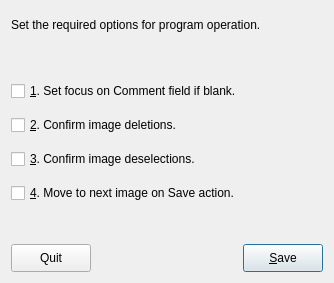
Before: the Qt Designer form frm/pdoptions.ui in johcarsmi/picdok, drawn with Qt 5.
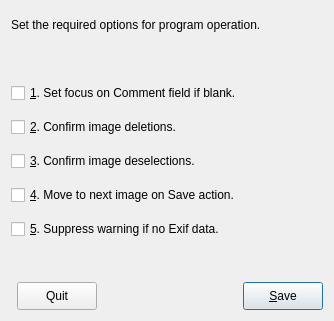
After: the same form once the commit is applied.

Commit message: Added option to supress warning if no EXIF data. Added facility to recover deselected pictures.

Diff of the .ui file:
```diff
--- a/frm/pdoptions.ui
+++ b/frm/pdoptions.ui
@@ -10,7 +10,7 @@
     <x>0</x>
     <y>0</y>
     <width>334</width>
-    <height>283</height>
+    <height>321</height>
    </rect>
   </property>
   <property name="sizePolicy">
@@ -31,8 +31,8 @@
   <property name="modal">
    <bool>true</bool>
   </property>
-  <layout class="QGridLayout" name="gridLayout">
-   <item row="0" column="0">
+  <layout class="QFormLayout" name="formLayout">
+   <item row="0" column="0" colspan="2">
     <widget class="QLabel" name="lblOptionHdg">
      <property name="minimumSize">
       <size>
@@ -45,7 +45,7 @@
      </property>
     </widget>
    </item>
-   <item row="1" column="0">
+   <item row="1" column="0" colspan="2">
     <spacer name="verticalSpacer_2">
      <property name="orientation">
       <enum>Qt::Vertical</enum>
@@ -58,7 +58,7 @@
      </property>
     </spacer>
    </item>
-   <item row="2" column="0">
+   <item row="2" column="0" colspan="2">
     <layout class="QVBoxLayout" name="verticalLayout">
      <item>
       <widget class="QCheckBox" name="cbFocusEmpty">
@@ -112,9 +112,22 @@
        </property>
       </widget>
      </item>
+     <item>
+      <widget class="QCheckBox" name="cbNoWarnNoExif">
+       <property name="minimumSize">
+        <size>
+         <width>0</width>
+         <height>28</height>
+        </size>
+       </property>
+       <property name="text">
+        <string>&amp;5. Suppress warning if no Exif data.</string>
+       </property>
+      </widget>
+     </item>
     </layout>
    </item>
-   <item row="3" column="0">
+   <item row="3" column="1">
     <spacer name="verticalSpacer">
      <property name="orientation">
       <enum>Qt::Vertical</enum>
@@ -127,7 +140,7 @@
      </property>
     </spacer>
    </item>
-   <item row="4" column="0">
+   <item row="4" column="1">
     <layout class="QHBoxLayout" name="horizontalLayout">
      <property name="sizeConstraint">
       <enum>QLayout::SetDefaultConstraint</enum>
```
The commit also changes 7 other files.
